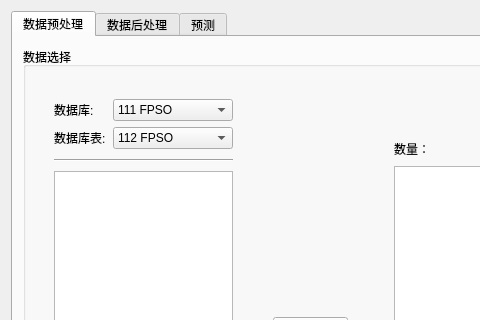
Q55/windrose, file dialog.ui: the form before one commit; both pictures show x 0 to 480 and y 0 to 320 of the 883 by 700 pixel window.
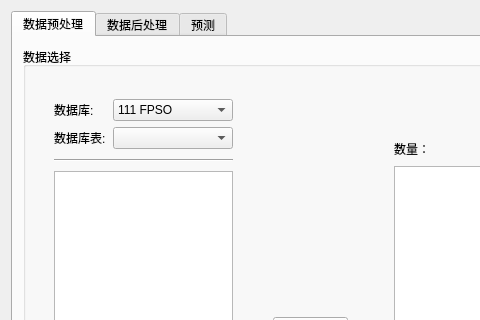
The form after the commit.

```diff
--- a/dialog.ui
+++ b/dialog.ui
@@ -325,16 +325,6 @@
                <height>16777215</height>
               </size>
              </property>
-             <item>
-              <property name="text">
-               <string>112 FPSO</string>
-              </property>
-             </item>
-             <item>
-              <property name="text">
-               <string>111 FPSO</string>
-              </property>
-             </item>
             </widget>
            </item>
           </layout>
```
Left out of the diff: 4 changed lines with no effect on the pictures.
